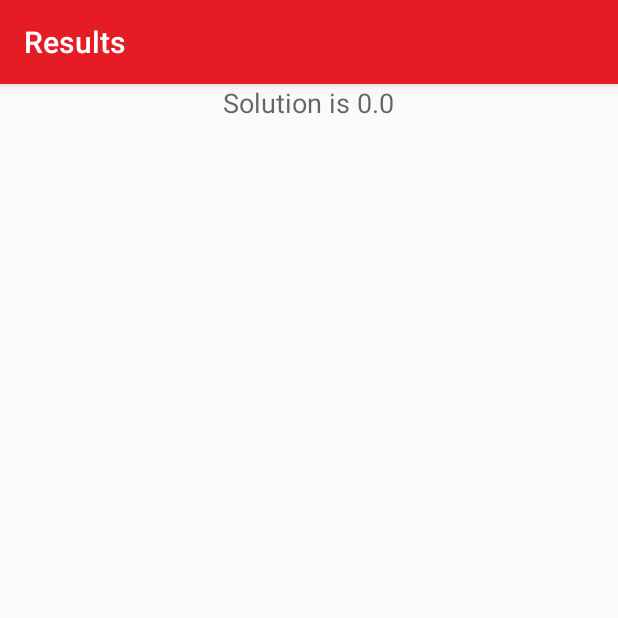
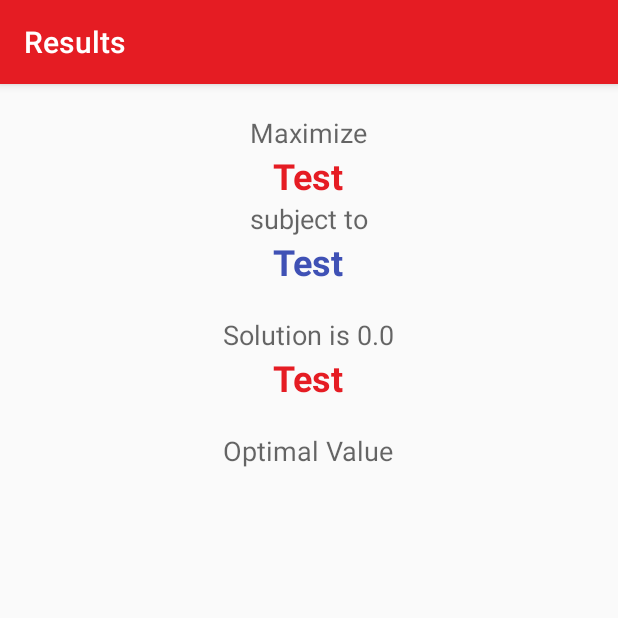
Before and after one commit to brennanbatalla/SimplexAlgorithm, an Android app: the ResultsActivity screen opened directly, with no data from a screen before it, on a phone screen of 412 x 824 dp, the top half of it. Run offline under Robolectric (Android 15) with nearby library versions, the phone set to English and light mode, and no system bars; 5 statements that could not run were skipped.

Commit message:
Fixed Results, Added Solution Activity.

```diff
--- a/app/src/main/java/bgb/com/simplexalgorithm/ResultsActivity.java
+++ b/app/src/main/java/bgb/com/simplexalgorithm/ResultsActivity.java
@@ -14,12 +14,14 @@ public class ResultsActivity extends ActionBarActivity {
         setContentView(R.layout.activity_results);
 
 		Simplex	s = Solution.s;
+	    String objFunc = "";
 	    double[] x = s.primal();
 		double[] c = s.c;
 	    String solution = "Solution is ";
 	    double optimalValue = 0;
 	    for (int i = 0; i < x.length; i++) {
 		    optimalValue +=  c[i]*x[i];
+		    objFunc += c[i]+ "x"+i;
 		    Log.e("Primal: ", "x[" + i + "] = " + x[i]);
 		    solution += "x" + i + " = " + x[i] +", ";
 	    }
--- a/app/src/main/res/layout/activity_results.xml
+++ b/app/src/main/res/layout/activity_results.xml
@@ -1,7 +1,5 @@
 <ScrollView xmlns:android="http://schemas.android.com/apk/res/android"
-    xmlns:app="http://schemas.android.com/apk/res-auto"
     xmlns:tools="http://schemas.android.com/tools"
-    xmlns:fab="http://schemas.android.com/apk/res-auto"
     android:layout_width="match_parent"
     android:layout_height="match_parent"
     android:scrollbarStyle="outsideOverlay"
@@ -14,13 +12,88 @@
         android:layout_height="wrap_content">
 
 
+	    <LinearLayout
+		    android:orientation="vertical"
+		    android:layout_width="fill_parent"
+		    android:layout_height="fill_parent"
+		    android:id="@+id/linLayoutEquations">
+
+		    <TextView
+			    android:layout_width="wrap_content"
+			    android:layout_height="wrap_content"
+			    android:textAppearance="?android:attr/textAppearanceMedium"
+			    android:text="@string/resultMinMax"
+			    android:id="@+id/solutionMode"
+			    android:layout_gravity="center_horizontal"
+			    android:layout_marginTop="20dp"/>
+
+		    <TextView
+			    android:layout_width="wrap_content"
+			    android:layout_height="wrap_content"
+			    android:textAppearance="?android:attr/textAppearanceMedium"
+			    android:id="@+id/resultObjFunc"
+			    android:layout_gravity="center_horizontal"
+			    android:text="Test"
+			    android:textColor="@color/primary_500"
+			    android:textStyle="bold"
+			    android:textSize="24sp"/>
+
+		    <TextView
+			    android:layout_width="wrap_content"
+			    android:layout_height="wrap_content"
+			    android:textAppearance="?android:attr/textAppearanceMedium"
+			    android:text="@string/subjectTo"
+			    android:id="@+id/subjectTo"
+			    android:layout_gravity="center_horizontal"/>
+
+		    <TextView
+			    android:layout_width="wrap_content"
+			    android:layout_height="wrap_content"
+			    android:textAppearance="?android:attr/textAppearanceMedium"
+			    android:id="@+id/textView3"
+			    android:layout_gravity="center_horizontal"
+			    android:text="Test"
+			    android:textColor="@color/accent_500"
+			    android:textStyle="bold"
+			    android:textSize="24sp"/>
+	    </LinearLayout>
+
+	    <LinearLayout
+		    android:orientation="vertical"
+		    android:layout_width="fill_parent"
+		    android:layout_height="fill_parent"
+		    android:id="@+id/linLayoutSolution">
+
+		    <TextView
+			    android:layout_width="wrap_content"
+			    android:layout_height="wrap_content"
+			    android:textAppearance="?android:attr/textAppearanceMedium"
+			    android:text="@string/Solution"
+			    android:id="@+id/solution"
+			    android:layout_gravity="center_horizontal"
+			    android:layout_marginTop="20dp"/>
+
+		    <TextView
+			    android:layout_width="wrap_content"
+			    android:layout_height="wrap_content"
+			    android:textAppearance="?android:attr/textAppearanceMedium"
+			    android:id="@+id/solutionValues"
+			    android:layout_gravity="center_horizontal"
+			    android:text="Test"
+			    android:textColor="@color/primary_500"
+			    android:textStyle="bold"
+			    android:textSize="24sp"/>
+	    </LinearLayout>
+
 	    <TextView
 		    android:layout_width="wrap_content"
 		    android:layout_height="wrap_content"
 		    android:textAppearance="?android:attr/textAppearanceMedium"
-		    android:text="@string/solutionPlaceholder"
-		    android:id="@+id/solution"
-		    android:layout_gravity="center_horizontal"/>
+		    android:text="@string/optimalValue"
+		    android:id="@+id/optimalValue"
+		    android:layout_gravity="center_horizontal"
+		    android:layout_marginTop="20dp"/>
+
     </LinearLayout>
 
 
--- a/app/src/main/res/values/strings.xml
+++ b/app/src/main/res/values/strings.xml
@@ -22,6 +22,9 @@
 	<string name="standardFormInput">Standard Form</string>
 	<string name="btn_next">Next</string>
 	<string name="resultMinMaxText">Minimize</string>
-	<string name="solutionPlaceholder">Solution</string>
+	<string name="resultMinMax">Maximize</string>
+	<string name="subjectTo">subject to</string>
+	<string name="Solution">Solution</string>
+	<string name="optimalValue">Optimal Value</string>
 
 </resources>
```
